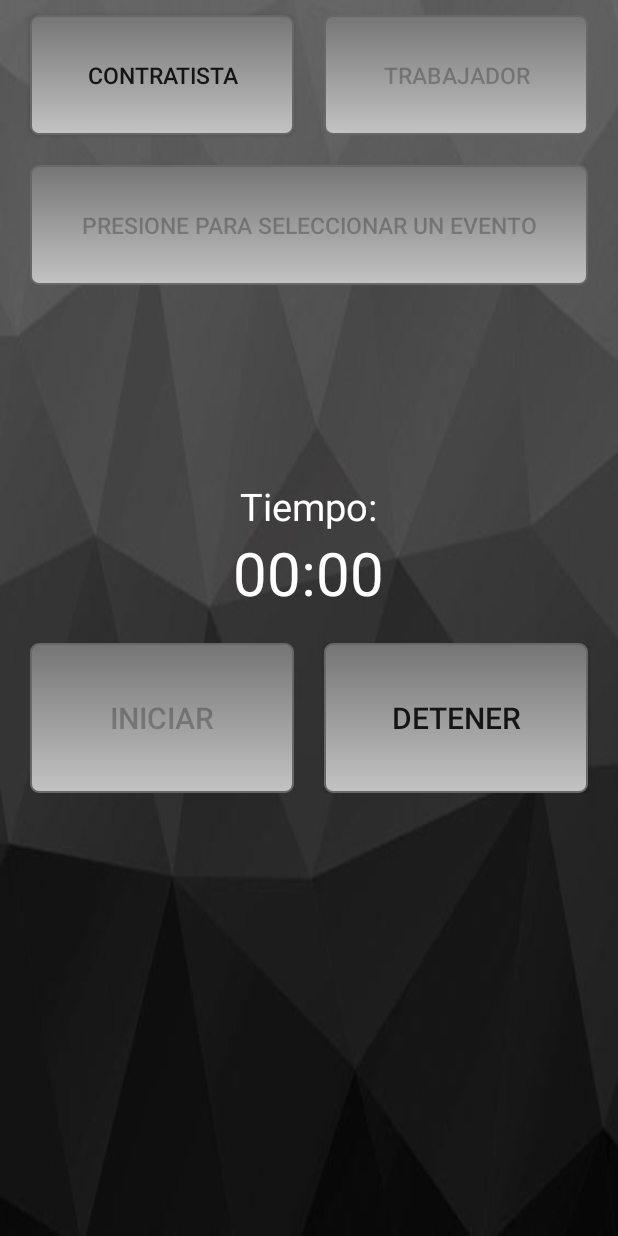
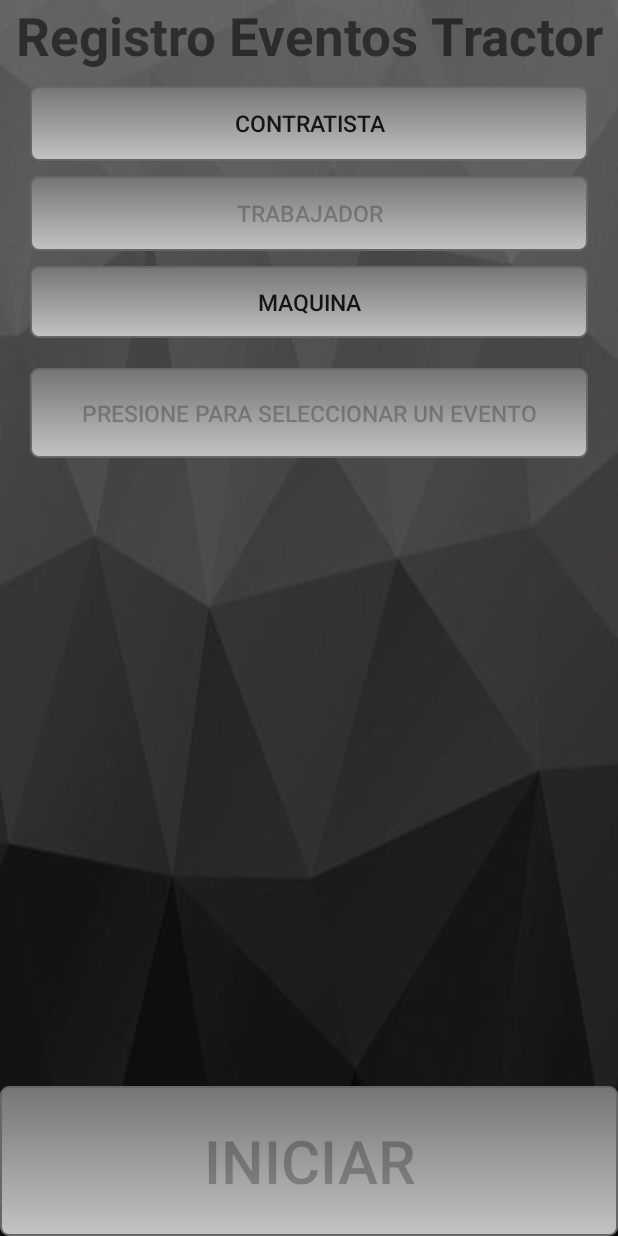
Before and after one commit to diegoochoac/ConcentradorEventos, an Android app: the screen it shows after launch (MainActivity), on a phone screen of 412 x 824 dp. Run offline under Robolectric (Android 15) with nearby library versions, the phone set to English and light mode, and no system bars; libraries missing offline, so code that uses them is left out: com.loopj.android.

```diff
--- a/app/src/main/res/layout/fragment_evento.xml
+++ b/app/src/main/res/layout/fragment_evento.xml
@@ -1,143 +1,120 @@
 <?xml version="1.0" encoding="utf-8"?>
-<RelativeLayout xmlns:android="http://schemas.android.com/apk/res/android"
+<LinearLayout xmlns:android="http://schemas.android.com/apk/res/android"
     android:orientation="vertical" android:layout_width="match_parent"
     android:layout_height="match_parent"
     android:background="@drawable/back2">
 
-    <LinearLayout
-        android:orientation="vertical"
+    <RelativeLayout
         android:layout_width="match_parent"
-        android:layout_height="match_parent"
-        android:layout_alignParentEnd="false"
-        android:layout_alignParentBottom="true">
+        android:layout_height="match_parent">
 
-        <TableRow
+        <LinearLayout
+            android:orientation="vertical"
             android:layout_width="match_parent"
-            android:layout_height="wrap_content">
+            android:layout_height="match_parent"
+            android:layout_alignParentEnd="false"
+            android:weightSum="1"
+            android:layout_above="@+id/btnInicarEvento">
+
+            <TextView
+                android:layout_width="wrap_content"
+                android:layout_height="wrap_content"
+                android:text="Registro Eventos Tractor"
+                android:id="@+id/textView"
+                android:layout_gravity="center_horizontal"
+                android:textSize="35dp"
+                android:typeface="normal"
+                android:textStyle="bold"
+                android:gravity="center_horizontal" />
 
             <Button
-                android:layout_width="0dp"
-                android:layout_height="80dp"
+                android:layout_width="match_parent"
+                android:layout_height="50dp"
                 android:text="Contratista"
                 android:id="@+id/btnContratista"
-                android:layout_weight="1"
                 android:layout_marginTop="10dp"
                 android:layout_marginLeft="20dp"
-                android:layout_marginRight="10dp"
                 android:textSize="15dp"
-                android:background="@drawable/boton_redondeado"/>
+                android:background="@drawable/boton_redondeado"
+                android:layout_marginRight="20dp" />
 
             <Button
-                android:layout_width="0dp"
-                android:layout_height="80dp"
+                android:layout_width="match_parent"
+                android:layout_height="50dp"
                 android:text="Trabajador"
                 android:id="@+id/btnTrabajador"
-                android:layout_weight="1"
                 android:layout_marginTop="10dp"
-                android:layout_marginRight="20dp"
-                android:layout_marginBottom="10dp"
-                android:layout_marginLeft="10dp"
+                android:layout_marginLeft="20dp"
                 android:textSize="15dp"
-                android:background="@drawable/boton_redondeado" />
-        </TableRow>
-
-        <Button
-            android:layout_width="match_parent"
-            android:layout_height="80dp"
-            android:text="Presione para seleccionar un evento"
-            android:id="@+id/btnSeleEvento"
-            android:layout_marginTop="10dp"
-            android:textSize="15dp"
-            android:layout_below="@+id/textView26"
-            android:layout_centerHorizontal="true"
-            android:layout_marginLeft="20dp"
-            android:layout_marginRight="20dp"
-            android:layout_marginBottom="10dp"
-            android:background="@drawable/boton_redondeado"/>
-
-        <TableRow
-            android:layout_width="match_parent"
-            android:layout_height="wrap_content"
-            android:layout_gravity="center_horizontal">
+                android:background="@drawable/boton_redondeado"
+                android:layout_marginRight="20dp" />
 
             <Button
-                android:layout_width="0dp"
-                android:layout_height="80dp"
+                android:layout_width="match_parent"
+                android:layout_height="wrap_content"
+                android:text="Maquina"
+                android:id="@+id/btnMaquina"
+                android:layout_marginTop="10dp"
+                android:layout_marginBottom="10dp"
+                android:layout_marginLeft="20dp"
+                android:textSize="15dp"
+                android:background="@drawable/boton_redondeado"
+                android:layout_marginRight="20dp"
+                android:layout_gravity="center_horizontal" />
+
+            <Button
+                android:layout_width="match_parent"
+                android:layout_height="60dp"
+                android:text="Presione para seleccionar un evento"
+                android:id="@+id/btnSeleEvento"
+                android:layout_marginTop="10dp"
+                android:textSize="15dp"
+                android:layout_below="@+id/textView26"
+                android:layout_centerHorizontal="true"
+                android:layout_marginLeft="20dp"
+                android:layout_marginBottom="10dp"
+                android:background="@drawable/boton_redondeado"
+                android:layout_marginRight="20dp" />
+
+            <Button
+                android:layout_width="match_parent"
+                android:layout_height="50dp"
                 android:text="Hacienda"
                 android:id="@+id/btnHacienda"
-                android:layout_weight="1"
-                android:layout_marginLeft="20dp"
-                android:layout_marginRight="10dp"
-                android:layout_marginTop="10dp"
-                android:textSize="15dp"
-                android:background="@drawable/boton_redondeado"
-                android:visibility="invisible" />
-
-            <Button
-                android:layout_width="0dp"
-                android:layout_height="80dp"
-                android:text="Suerte"
-                android:id="@+id/btnSuerte"
-                android:layout_weight="1"
-                android:layout_marginRight="40dp"
                 android:layout_marginLeft="20dp"
                 android:layout_marginTop="10dp"
                 android:textSize="15dp"
                 android:background="@drawable/boton_redondeado"
-                android:visibility="invisible" />
-        </TableRow>
-
-        <TextView
-            android:layout_width="wrap_content"
-            android:layout_height="wrap_content"
-            android:textAppearance="?android:attr/textAppearanceLarge"
-            android:text="Tiempo:"
-            android:id="@+id/textView"
-            android:layout_gravity="center_horizontal"
-            android:textSize="25dp"
-            android:layout_alignParentTop="true"
-            android:layout_centerHorizontal="true"
-            android:layout_marginTop="30dp"
-            android:textColor="#ffffff" />
-
-        <Chronometer
-            android:layout_width="wrap_content"
-            android:layout_height="wrap_content"
-            android:id="@+id/chronometer"
-            android:textSize="40sp"
-            android:layout_gravity="center_horizontal"
-            android:textColor="#ffffff" />
-
-        <TableRow
-            android:layout_width="match_parent"
-            android:layout_height="wrap_content"
-            android:id="@+id/tableRow2"
-            android:layout_marginTop="20dp">
+                android:visibility="invisible"
+                android:layout_marginRight="20dp" />
 
             <Button
-                android:layout_width="0dp"
-                android:layout_height="100dp"
-                android:text="INICIAR"
-                android:id="@+id/btnInicarEvento"
-                android:layout_weight="1"
-                android:textSize="20dp"
+                android:layout_width="match_parent"
+                android:layout_height="50dp"
+                android:text="Suerte"
+                android:id="@+id/btnSuerte"
                 android:layout_marginLeft="20dp"
-                android:layout_marginRight="10dp"
-                android:background="@drawable/boton_redondeado"/>
+                android:layout_marginTop="10dp"
+                android:textSize="15dp"
+                android:background="@drawable/boton_redondeado"
+                android:visibility="invisible"
+                android:layout_marginRight="20dp" />
 
-            <Button
-                android:layout_width="0dp"
-                android:layout_height="100dp"
-                android:text="DETENER"
-                android:id="@+id/btnDetenerEvento"
-                android:layout_weight="1"
-                android:textSize="20dp"
-                android:layout_marginRight="20dp"
-                android:layout_marginLeft="10dp"
-                android:background="@drawable/boton_redondeado"/>
-        </TableRow>
+        </LinearLayout>
 
-    </LinearLayout>
+        <Button
+            android:layout_width="match_parent"
+            android:layout_height="100dp"
+            android:text="INICIAR"
+            android:id="@+id/btnInicarEvento"
+            android:textSize="40dp"
+            android:background="@drawable/boton_redondeado"
+            android:layout_alignParentTop="false"
+            android:layout_centerHorizontal="true"
+            android:layout_alignParentBottom="true"
+            android:visibility="visible" />
+
+    </RelativeLayout>
 
 
-</RelativeLayout>
+</LinearLayout>
```
